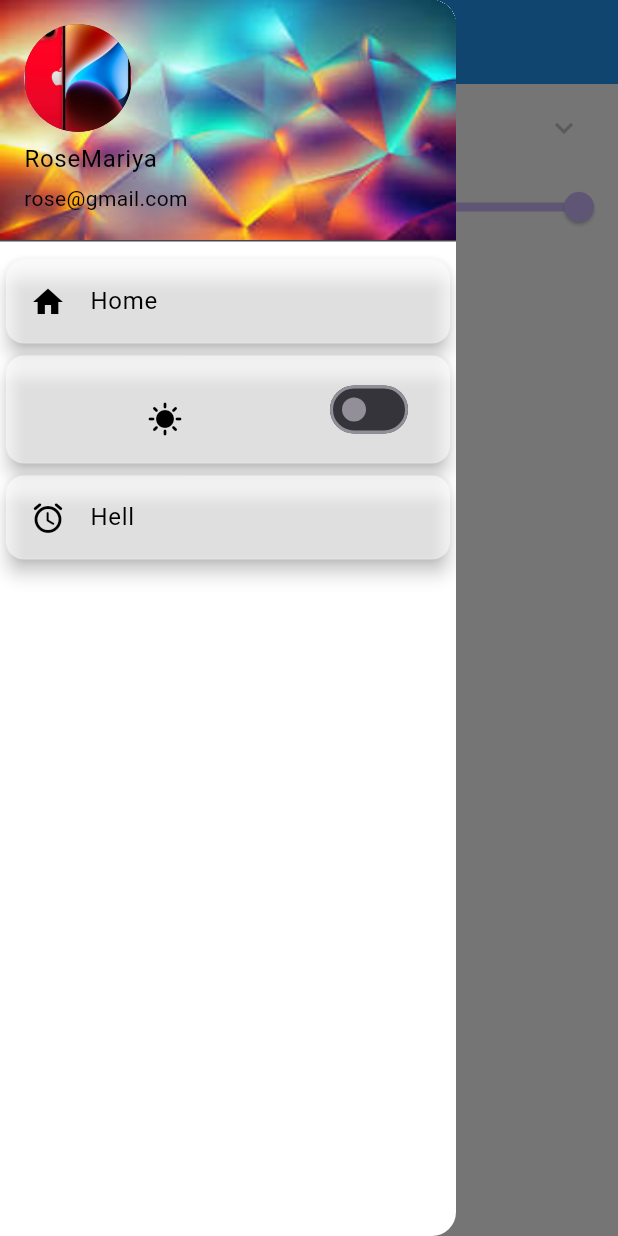
After one commit to knightrome705/FlutterExpert1, a Flutter app: the screen it shows after launch, in the side drawer, after a tap on the "sunny snowing" icon, on a phone screen of 412 x 824 dp. The commit adds this screen. Run offline on Flutter 3.47's test engine with Material 3 defaults, Android fonts, the phone set to English and light mode, and no system bars; our stand-ins replace avatar_glow, file_picker, fluttertoast, shimmer, smooth_page_indicator; missing offline and left inert: introduction_slider.

Commit message:
23/12/2023

```diff
--- a/lib/main.dart
+++ b/lib/main.dart
@@ -2,8 +2,11 @@ import 'package:flutter/material.dart';
 import 'package:provider/provider.dart';
 import 'package:untitled4/provider/Demo.dart';
 import 'package:untitled4/view/CmpltShimmer.dart';
+import 'package:untitled4/view/ListVarient.dart';
 import 'package:untitled4/view/SplashScreen.dart';
+import 'package:untitled4/view/TheDrawer.dart';
 import 'package:untitled4/view/TheShimmer.dart';
+import 'package:untitled4/view/Thetransition.dart';
 import 'package:untitled4/view/page1.dart';
 import 'package:untitled4/view/page2.dart';
 
@@ -26,7 +29,7 @@ class MyApp extends StatelessWidget {
       debugShowCheckedModeBanner: false,
       title: 'Flutter Demo',
       theme: ThemeData.dark(),
-      home:  SplashScreen(),
+      home:  TheDrawer(),
       routes: {
         '/page2':(context)=>Page2(),
         '/page1':(context)=>Page1()
--- a/lib/view/CmpltShimmer.dart
+++ b/lib/view/CmpltShimmer.dart
@@ -2,6 +2,7 @@ import 'dart:async';
 
 import 'package:flutter/material.dart';
 import 'package:shimmer/shimmer.dart';
+import 'package:untitled4/view/ListVarient.dart';
 import 'package:untitled4/view/TheToggleButton.dart';
 class CmpltShimmer extends StatefulWidget {
   const CmpltShimmer({super.key});
@@ -16,7 +17,7 @@ class _CmpltShimmerState extends State<CmpltShimmer> {
     // TODO: implement initState
     super.initState();
     Timer(Duration(seconds: 3),(){
-      Navigator.of(context).pushReplacement(MaterialPageRoute(builder: (context) => Tb(),));
+      Navigator.of(context).pushReplacement(MaterialPageRoute(builder: (context) => ALTile(),));
     });
   }
   Widget build(BuildContext context) {
--- /dev/null
+++ b/lib/view/TheDrawer.dart
@@ -0,0 +1,124 @@
+import 'package:flutter/material.dart';
+
+class TheDrawer extends StatefulWidget {
+  const TheDrawer({super.key});
+
+  @override
+  State<TheDrawer> createState() => _TheDrawerState();
+}
+
+class _TheDrawerState extends State<TheDrawer> {
+   double value1=1;
+  @override
+  Widget build(BuildContext context) {
+    return Scaffold(
+      backgroundColor: Colors.white,
+      drawer: const NavBar(),
+      appBar: AppBar(
+        backgroundColor: Colors.blue,
+        title: const Text("Drawer"),
+      ),
+      body:  Column(
+        children: [
+          ExpansionTile(
+            backgroundColor: Colors.white,
+            title: const Text("Details",style: TextStyle(color: Colors.black),),
+            children: [
+            ListTile(
+              onTap: (){
+                print("Name");
+              },
+              title: const Text("Name",style: TextStyle(color: Colors.black),),),
+              ListTile(
+                onTap: (){
+                  print("Age");
+                },
+                title: const Text("Age",style: TextStyle(color: Colors.black),),),
+              ListTile(
+                onTap: (){
+                  print("Place");
+                },
+                title: const Text("Place",style: TextStyle(color: Colors.black),),)
+            ],
+          ),
+          Slider(
+              value: value1,
+              divisions: 4,
+              onChanged: (value){
+            setState(() {
+              value1=value;
+            });
+          }),
+          Text(value1.toString(),style: TextStyle(color: Colors.black,fontSize: 40),)
+        ],
+      ),
+    );
+  }
+}
+
+class NavBar extends StatefulWidget {
+  const NavBar({
+    super.key,
+  });
+
+  @override
+  State<NavBar> createState() => _NavBarState();
+}
+
+class _NavBarState extends State<NavBar> {
+  bool isClicked=true;
+  @override
+  Widget build(BuildContext context) {
+    return Drawer(
+      backgroundColor: Colors.white,
+      child: ListView(
+        padding: EdgeInsets.zero,
+        children:  [
+          const UserAccountsDrawerHeader(
+              accountName: Text("RoseMariya",style: TextStyle(color: Colors.black),),
+              accountEmail:Text("rose@gmail.com",style: TextStyle(color: Colors.black)),
+            currentAccountPicture: ClipOval(
+              child: CircleAvatar(
+                backgroundImage: AssetImage("assests/iphone.jpg"),
+              ),
+            ),
+            decoration: BoxDecoration(
+              image: DecorationImage(
+                fit: BoxFit.fill,
+                image: AssetImage("assests/img.png")
+              )
+            ),
+          ),
+          const Card(
+            elevation: 5,
+            color: Colors.white54,
+            child: ListTile(
+              title: Text("Home",style: TextStyle(color: Colors.black),),
+              leading: Icon(Icons.home,color: Colors.black,),
+            ),
+          ),
+          Card(
+            elevation: 5,
+            color: Colors.white54,
+            child: SwitchListTile(
+                value:isClicked,
+                subtitle: isClicked==false? const Icon(Icons.sunny,color: Colors.black,):const Icon(Icons.sunny_snowing,color: Colors.black,),
+                onChanged:(value){
+              setState(() {
+                isClicked=value;
+              });
+            })
+          ),
+          const Card(
+            elevation: 5,
+            color: Colors.white54,
+            child: ListTile(
+              title: Text("Hell",style: TextStyle(color: Colors.black),),
+              leading: Icon(Icons.access_alarm_rounded,color: Colors.black,),
+            ),
+          )
+        ],
+      ),
+    );
+  }
+}
```
Also changed, not shown: lib/view/ListVarient.dart (added, +42 -0 lines), lib/view/Thetransition.dart (added, +71 -0 lines), assests/img.png (added).
